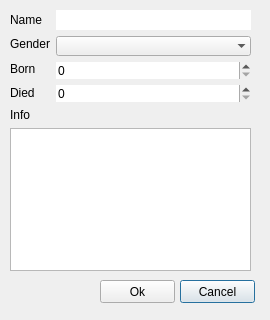
The window that code/ui/addsci.ui (Danielos15/Skil-1-Verklegt-n-mskei-1) describes before a commit, drawn with Qt 5.
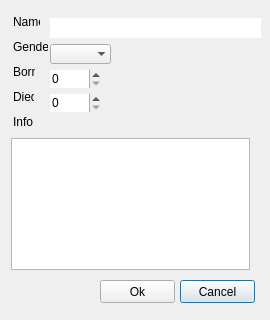
The same window after the commit.

The edit to the form file:
```diff
--- a/code/ui/addsci.ui
+++ b/code/ui/addsci.ui
@@ -31,59 +31,64 @@
   <property name="windowTitle">
    <string>Add Scientist</string>
   </property>
-  <widget class="QWidget" name="layoutWidget">
+  <widget class="QPushButton" name="button_cancel">
    <property name="geometry">
     <rect>
-     <x>10</x>
-     <y>10</y>
-     <width>241</width>
-     <height>261</height>
+     <x>180</x>
+     <y>280</y>
+     <width>75</width>
+     <height>23</height>
     </rect>
    </property>
-   <layout class="QFormLayout" name="formLayout_2">
-    <item row="0" column="0">
-     <layout class="QVBoxLayout" name="verticalLayout">
-      <item>
-       <widget class="QLabel" name="label">
         <property name="text">
-         <string>Name</string>
-        </property>
-       </widget>
-      </item>
-      <item>
-       <widget class="QLabel" name="label_2">
-        <property name="text">
-         <string>Gender</string>
-        </property>
-       </widget>
-      </item>
-      <item>
-       <widget class="QLabel" name="label_3">
+    <string>Cancel</string>
+   </property>
+  </widget>
+  <widget class="QPushButton" name="button_ok">
+   <property name="geometry">
+    <rect>
+     <x>100</x>
+     <y>280</y>
+     <width>75</width>
+     <height>23</height>
+    </rect>
+   </property>
         <property name="text">
-         <string>Born</string>
-        </property>
-       </widget>
-      </item>
-      <item>
-       <widget class="QLabel" name="label_4">
-        <property name="text">
-         <string>Died</string>
-        </property>
-       </widget>
-      </item>
-     </layout>
-    </item>
-    <item row="0" column="1">
-     <layout class="QFormLayout" name="formLayout">
-      <item row="0" column="0" colspan="2">
+    <string>Ok</string>
+   </property>
+  </widget>
+  <widget class="QTextEdit" name="textEdit_info">
+   <property name="geometry">
+    <rect>
+     <x>11</x>
+     <y>138</y>
+     <width>239</width>
+     <height>132</height>
+    </rect>
+   </property>
+  </widget>
        <widget class="QLineEdit" name="lineEdit_name">
+   <property name="geometry">
+    <rect>
+     <x>50</x>
+     <y>18</y>
+     <width>211</width>
+     <height>20</height>
+    </rect>
+   </property>
         <property name="frame">
          <bool>false</bool>
         </property>
        </widget>
-      </item>
-      <item row="1" column="0" colspan="2">
        <widget class="QComboBox" name="comboBox_Gender">
+   <property name="geometry">
+    <rect>
+     <x>50</x>
+     <y>44</y>
+     <width>61</width>
+     <height>20</height>
+    </rect>
+   </property>
         <property name="currentIndex">
          <number>0</number>
         </property>
@@ -106,19 +111,15 @@
          </property>
         </item>
        </widget>
-      </item>
-      <item row="3" column="0" colspan="2">
-       <widget class="QSpinBox" name="spinBox_Born">
-        <property name="frame">
-         <bool>false</bool>
-        </property>
-        <property name="maximum">
-         <number>2015</number>
-        </property>
-       </widget>
-      </item>
-      <item row="4" column="0" colspan="2">
        <widget class="QSpinBox" name="spinBox_Died">
+   <property name="geometry">
+    <rect>
+     <x>50</x>
+     <y>94</y>
+     <width>51</width>
+     <height>18</height>
+    </rect>
+   </property>
         <property name="frame">
          <bool>false</bool>
         </property>
@@ -126,45 +127,85 @@
          <number>2015</number>
         </property>
        </widget>
-      </item>
-     </layout>
-    </item>
-    <item row="1" column="0">
+  <widget class="QSpinBox" name="spinBox_Born">
+   <property name="geometry">
+    <rect>
+     <x>50</x>
+     <y>70</y>
+     <width>51</width>
+     <height>18</height>
+    </rect>
+   </property>
+   <property name="frame">
+    <bool>false</bool>
+   </property>
+   <property name="maximum">
+    <number>2015</number>
+   </property>
+  </widget>
      <widget class="QLabel" name="label_5">
+   <property name="geometry">
+    <rect>
+     <x>13</x>
+     <y>114</y>
+     <width>20</width>
+     <height>16</height>
+    </rect>
+   </property>
       <property name="text">
        <string>Info</string>
       </property>
      </widget>
-    </item>
-    <item row="2" column="0" colspan="2">
-     <widget class="QTextEdit" name="textEdit_info"/>
-    </item>
-   </layout>
+  <widget class="QLabel" name="label_3">
+   <property name="geometry">
+    <rect>
+     <x>13</x>
+     <y>64</y>
+     <width>22</width>
+     <height>16</height>
+    </rect>
+   </property>
+   <property name="text">
+    <string>Born</string>
+   </property>
   </widget>
-  <widget class="QPushButton" name="button_cancel">
+  <widget class="QLabel" name="label_4">
    <property name="geometry">
     <rect>
-     <x>180</x>
-     <y>280</y>
-     <width>75</width>
-     <height>23</height>
+     <x>13</x>
+     <y>89</y>
+     <width>21</width>
+     <height>16</height>
     </rect>
    </property>
    <property name="text">
-    <string>Cancel</string>
+    <string>Died</string>
    </property>
   </widget>
-  <widget class="QPushButton" name="button_ok">
+  <widget class="QLabel" name="label">
    <property name="geometry">
     <rect>
-     <x>100</x>
-     <y>280</y>
-     <width>75</width>
-     <height>23</height>
+     <x>13</x>
+     <y>14</y>
+     <width>27</width>
+     <height>16</height>
     </rect>
    </property>
    <property name="text">
-    <string>Ok</string>
+    <string>Name</string>
+   </property>
+  </widget>
+  <widget class="QLabel" name="label_2">
+   <property name="geometry">
+    <rect>
+     <x>13</x>
+     <y>39</y>
+     <width>35</width>
+     <height>16</height>
+    </rect>
+   </property>
+   <property name="text">
+    <string>Gender</string>
    </property>
   </widget>
  </widget>
```
Lines whose indentation alone changed are shown as unchanged.
